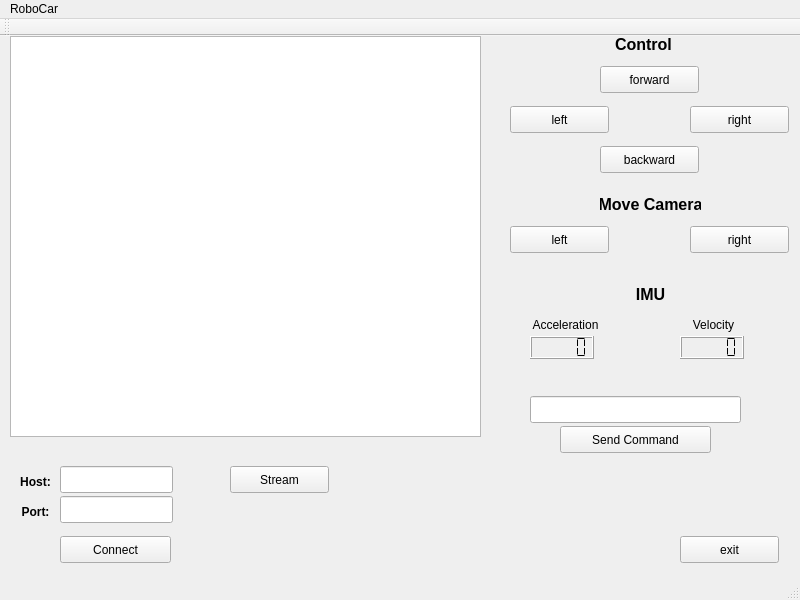
Before: the Qt Designer form software/gui/src/mainwindow.ui in bierschi/robo_car, drawn with Qt 5.
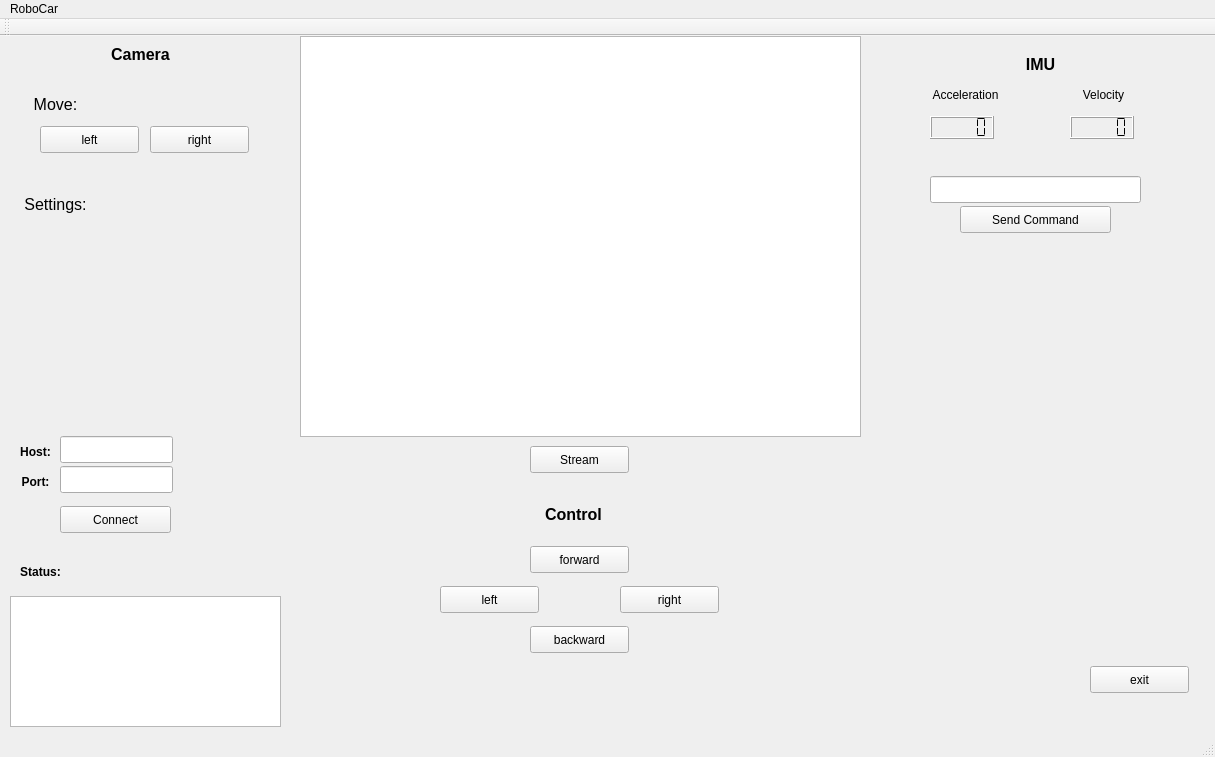
After: the same form once the commit is applied.

Commit message: Added new ui file, changed project structure

```diff
--- a/software/gui/src/mainwindow.ui
+++ b/software/gui/src/mainwindow.ui
@@ -6,8 +6,8 @@
    <rect>
     <x>0</x>
     <y>0</y>
-    <width>800</width>
-    <height>600</height>
+    <width>1215</width>
+    <height>757</height>
    </rect>
   </property>
   <property name="windowTitle">
@@ -17,8 +17,8 @@
    <widget class="QPushButton" name="exit_pb">
     <property name="geometry">
      <rect>
-      <x>680</x>
-      <y>500</y>
+      <x>1090</x>
+      <y>630</y>
       <width>99</width>
       <height>27</height>
      </rect>
@@ -30,8 +30,8 @@
    <widget class="QPushButton" name="forward_pb">
     <property name="geometry">
      <rect>
-      <x>600</x>
-      <y>30</y>
+      <x>530</x>
+      <y>510</y>
       <width>99</width>
       <height>27</height>
      </rect>
@@ -46,8 +46,8 @@
    <widget class="QPushButton" name="left_pb">
     <property name="geometry">
      <rect>
-      <x>510</x>
-      <y>70</y>
+      <x>440</x>
+      <y>550</y>
       <width>99</width>
       <height>27</height>
      </rect>
@@ -62,8 +62,8 @@
    <widget class="QPushButton" name="right_pb">
     <property name="geometry">
      <rect>
-      <x>690</x>
-      <y>70</y>
+      <x>620</x>
+      <y>550</y>
       <width>99</width>
       <height>27</height>
      </rect>
@@ -78,8 +78,8 @@
    <widget class="QPushButton" name="backward_pb">
     <property name="geometry">
      <rect>
-      <x>600</x>
-      <y>110</y>
+      <x>530</x>
+      <y>590</y>
       <width>99</width>
       <height>27</height>
      </rect>
@@ -94,18 +94,21 @@
    <widget class="QGraphicsView" name="stream_gv">
     <property name="geometry">
      <rect>
-      <x>10</x>
+      <x>300</x>
       <y>0</y>
-      <width>471</width>
+      <width>561</width>
       <height>401</height>
      </rect>
     </property>
+    <property name="alignment">
+     <set>Qt::AlignCenter</set>
+    </property>
    </widget>
    <widget class="QLabel" name="imu_l">
     <property name="geometry">
      <rect>
-      <x>630</x>
-      <y>250</y>
+      <x>1020</x>
+      <y>20</y>
       <width>41</width>
       <height>17</height>
      </rect>
@@ -127,8 +130,8 @@
    <widget class="QLabel" name="acceleration_l">
     <property name="geometry">
      <rect>
-      <x>520</x>
-      <y>280</y>
+      <x>920</x>
+      <y>50</y>
       <width>91</width>
       <height>17</height>
      </rect>
@@ -143,8 +146,8 @@
    <widget class="QLabel" name="control_l">
     <property name="geometry">
      <rect>
-      <x>610</x>
-      <y>0</y>
+      <x>540</x>
+      <y>470</y>
       <width>67</width>
       <height>17</height>
      </rect>
@@ -169,8 +172,8 @@
    <widget class="QLabel" name="velocity_l">
     <property name="geometry">
      <rect>
-      <x>680</x>
-      <y>280</y>
+      <x>1070</x>
+      <y>50</y>
       <width>67</width>
       <height>17</height>
      </rect>
@@ -186,7 +189,7 @@
     <property name="geometry">
      <rect>
       <x>60</x>
-      <y>500</y>
+      <y>470</y>
       <width>111</width>
       <height>27</height>
      </rect>
@@ -198,8 +201,8 @@
    <widget class="QPushButton" name="stream_pb">
     <property name="geometry">
      <rect>
-      <x>230</x>
-      <y>430</y>
+      <x>530</x>
+      <y>410</y>
       <width>99</width>
       <height>27</height>
      </rect>
@@ -211,8 +214,8 @@
    <widget class="QLineEdit" name="send_cmd_le">
     <property name="geometry">
      <rect>
-      <x>530</x>
-      <y>360</y>
+      <x>930</x>
+      <y>140</y>
       <width>211</width>
       <height>27</height>
      </rect>
@@ -221,8 +224,8 @@
    <widget class="QPushButton" name="send_cmd_pb">
     <property name="geometry">
      <rect>
-      <x>560</x>
-      <y>390</y>
+      <x>960</x>
+      <y>170</y>
       <width>151</width>
       <height>27</height>
      </rect>
@@ -234,8 +237,8 @@
    <widget class="QLCDNumber" name="acceleration_lcd">
     <property name="geometry">
      <rect>
-      <x>530</x>
-      <y>300</y>
+      <x>930</x>
+      <y>80</y>
       <width>64</width>
       <height>23</height>
      </rect>
@@ -256,8 +259,8 @@
    <widget class="QLCDNumber" name="velocity_lcd">
     <property name="geometry">
      <rect>
-      <x>680</x>
-      <y>300</y>
+      <x>1070</x>
+      <y>80</y>
       <width>64</width>
       <height>23</height>
      </rect>
@@ -270,39 +273,17 @@
     <property name="geometry">
      <rect>
       <x>60</x>
-      <y>430</y>
+      <y>400</y>
       <width>113</width>
       <height>27</height>
      </rect>
     </property>
    </widget>
-   <widget class="QLabel" name="host_l">
-    <property name="geometry">
-     <rect>
-      <x>10</x>
-      <y>430</y>
-      <width>51</width>
-      <height>31</height>
-     </rect>
-    </property>
-    <property name="font">
-     <font>
-      <weight>75</weight>
-      <bold>true</bold>
-     </font>
-    </property>
-    <property name="text">
-     <string>Host:</string>
-    </property>
-    <property name="alignment">
-     <set>Qt::AlignCenter</set>
-    </property>
-   </widget>
    <widget class="QLabel" name="port_l">
     <property name="geometry">
      <rect>
       <x>10</x>
-      <y>460</y>
+      <y>430</y>
       <width>51</width>
       <height>31</height>
      </rect>
@@ -324,17 +305,17 @@
     <property name="geometry">
      <rect>
       <x>60</x>
-      <y>460</y>
+      <y>430</y>
       <width>113</width>
       <height>27</height>
      </rect>
     </property>
    </widget>
-   <widget class="QLabel" name="camera_move_l">
+   <widget class="QLabel" name="camera_l">
     <property name="geometry">
      <rect>
-      <x>600</x>
-      <y>160</y>
+      <x>90</x>
+      <y>10</y>
       <width>101</width>
       <height>17</height>
      </rect>
@@ -350,7 +331,7 @@
      <enum>Qt::LeftToRight</enum>
     </property>
     <property name="text">
-     <string>Move Camera</string>
+     <string>Camera</string>
     </property>
     <property name="alignment">
      <set>Qt::AlignCenter</set>
@@ -359,8 +340,8 @@
    <widget class="QPushButton" name="left_camera_pb">
     <property name="geometry">
      <rect>
-      <x>510</x>
-      <y>190</y>
+      <x>40</x>
+      <y>90</y>
       <width>99</width>
       <height>27</height>
      </rect>
@@ -372,8 +353,8 @@
    <widget class="QPushButton" name="right_camera_pb">
     <property name="geometry">
      <rect>
-      <x>690</x>
-      <y>190</y>
+      <x>150</x>
+      <y>90</y>
       <width>99</width>
       <height>27</height>
      </rect>
@@ -382,6 +363,112 @@
      <string>right</string>
     </property>
    </widget>
+   <widget class="QPlainTextEdit" name="status_pte">
+    <property name="geometry">
+     <rect>
+      <x>10</x>
+      <y>560</y>
+      <width>271</width>
+      <height>131</height>
+     </rect>
+    </property>
+   </widget>
+   <widget class="QLabel" name="host_l">
+    <property name="geometry">
+     <rect>
+      <x>10</x>
+      <y>400</y>
+      <width>51</width>
+      <height>31</height>
+     </rect>
+    </property>
+    <property name="font">
+     <font>
+      <weight>75</weight>
+      <bold>true</bold>
+     </font>
+    </property>
+    <property name="text">
+     <string>Host:</string>
+    </property>
+    <property name="alignment">
+     <set>Qt::AlignCenter</set>
+    </property>
+   </widget>
+   <widget class="QLabel" name="status_l">
+    <property name="geometry">
+     <rect>
+      <x>10</x>
+      <y>520</y>
+      <width>61</width>
+      <height>31</height>
+     </rect>
+    </property>
+    <property name="font">
+     <font>
+      <weight>75</weight>
+      <bold>true</bold>
+     </font>
+    </property>
+    <property name="text">
+     <string>Status:</string>
+    </property>
+    <property name="alignment">
+     <set>Qt::AlignCenter</set>
+    </property>
+   </widget>
+   <widget class="QLabel" name="camera_move_l">
+    <property name="geometry">
+     <rect>
+      <x>30</x>
+      <y>60</y>
+      <width>51</width>
+      <height>17</height>
+     </rect>
+    </property>
+    <property name="font">
+     <font>
+      <pointsize>12</pointsize>
+      <weight>50</weight>
+      <bold>false</bold>
+     </font>
+    </property>
+    <property name="layoutDirection">
+     <enum>Qt::LeftToRight</enum>
+    </property>
+    <property name="text">
+     <string>Move:</string>
+    </property>
+    <property name="alignment">
+     <set>Qt::AlignCenter</set>
+    </property>
+   </widget>
+   <widget class="QLabel" name="camera_settings_l">
+    <property name="geometry">
+     <rect>
+      <x>20</x>
+      <y>160</y>
+      <width>71</width>
+      <height>17</height>
+     </rect>
+    </property>
+    <property name="font">
+     <font>
+      <pointsize>12</pointsize>
+      <weight>50</weight>
+      <bold>false</bold>
+     </font>
+    </property>
+    <property name="layoutDirection">
+     <enum>Qt::LeftToRight</enum>
+    </property>
+    <property name="text">
+     <string>Settings:</string>
+    </property>
+    <property name="alignment">
+     <set>Qt::AlignCenter</set>
+    </property>
+   </widget>
   </widget>
   <widget class="QToolBar" name="mainToolBar">
    <attribute name="toolBarArea">
@@ -397,7 +484,7 @@
     <rect>
      <x>0</x>
      <y>0</y>
-     <width>800</width>
+     <width>1215</width>
      <height>25</height>
     </rect>
    </property>
```
The commit also changes 3 other files.
